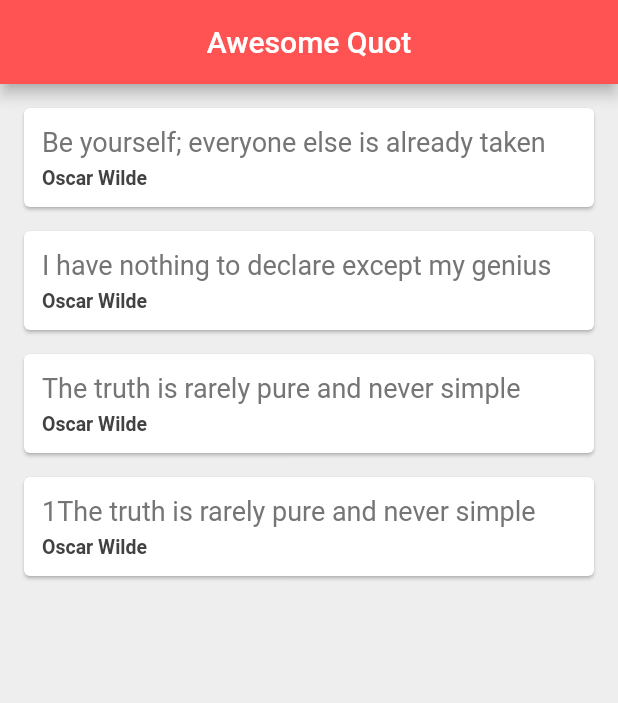
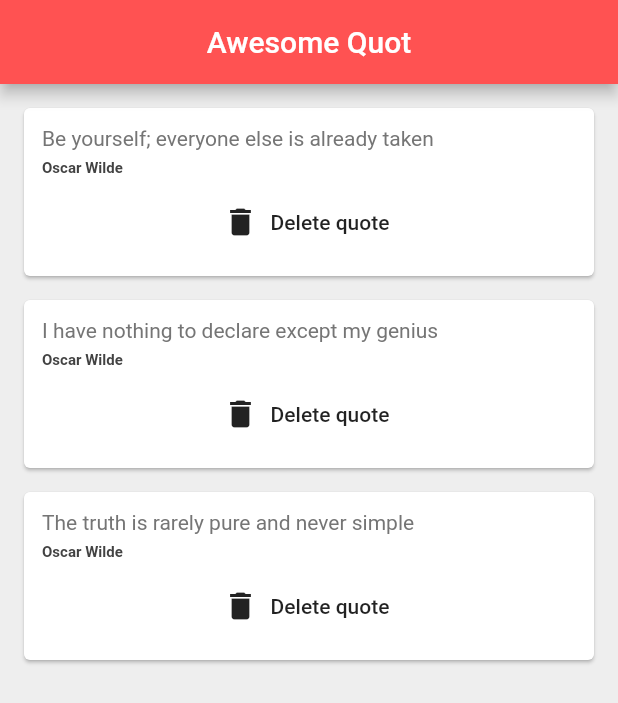
Before and after one commit to Naxalov/quotes, a Flutter app: the screen it shows after launch, on a phone screen of 412 x 824 dp. Shown: the top 703 px of the screen. Run offline on Flutter 3.47's test engine with Material 2 defaults, Android fonts, the phone set to English and light mode, and no system bars.

Commit message:
Function as parameter

```diff
--- a/lib/main.dart
+++ b/lib/main.dart
@@ -22,9 +22,6 @@ class _QuoteListState extends State<QuoteList> {
     Quote(
         author: 'Oscar Wilde',
         text: 'The truth is rarely pure and never simple'),
-    Quote(
-        author: 'Oscar Wilde',
-        text: '1The truth is rarely pure and never simple')
   ];
 
   Widget quoteTemplate(Quote quote) {
@@ -41,7 +38,15 @@ class _QuoteListState extends State<QuoteList> {
         backgroundColor: Colors.redAccent,
       ),
       body: Column(
-        children: quotes.map((quote) => QuoteCard(quote: quote)).toList(),
+        children: quotes
+            .map((quote) => QuoteCard(
+                quote: quote,
+                delete: () {
+                  setState(() {
+                    quotes.remove(quote);
+                  });
+                }))
+            .toList(),
       ),
     );
   }
--- a/lib/quote_card.dart
+++ b/lib/quote_card.dart
@@ -3,8 +3,9 @@ import 'package:quotes_app/quote.dart';
 
 class QuoteCard extends StatelessWidget {
   final Quote quote;
+  final Function delete;
 
-  QuoteCard({this.quote});
+  QuoteCard({this.quote,this.delete});
 
   @override
   Widget build(BuildContext context) {
@@ -18,7 +19,7 @@ class QuoteCard extends StatelessWidget {
             Text(
               quote.text,
               style: TextStyle(
-                fontSize: 18.0,
+                fontSize: 14.0,
                 color: Colors.grey[600],
               ),
             ),
@@ -28,10 +29,17 @@ class QuoteCard extends StatelessWidget {
             Text(
               quote.author,
               style: TextStyle(
-                  fontSize: 13.0,
+                  fontSize: 10.0,
                   color: Colors.grey[800],
                   fontWeight: FontWeight.bold),
-            )
+            ),
+            SizedBox(
+              height: 6.0,
+            ),
+            FlatButton.icon(
+                onPressed:delete,
+                icon: Icon(Icons.delete),
+                label: Text('Delete quote'))
           ],
         ),
       ),
```
